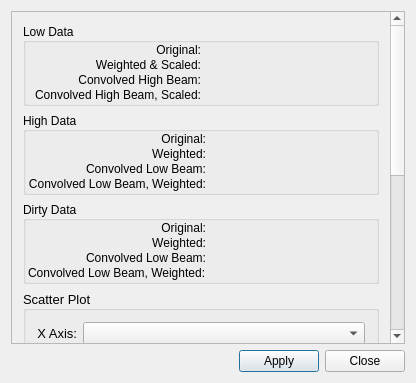
Above: code/guitools/Feather/PreferencesColor.ui from radio-astro/casa before the change. Below: the same form after it.
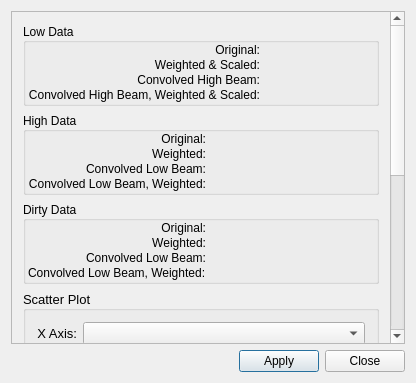
That is the form after the change.

Commit message: New Development: No             JIRA Issue: CAS-5758         Ready for Test: Yes      Interface Changes: No What Interface Changed: Please list interface changes          Test Programs: List test programs   Put in Release Notes: No              Module(s): Feather            Description: Low X High, Scaled -> Low X High, Weighted & Scaled

```diff
--- a/code/guitools/Feather/PreferencesColor.ui
+++ b/code/guitools/Feather/PreferencesColor.ui
@@ -104,7 +104,7 @@
           <item row="3" column="0">
            <widget class="QLabel" name="label_9">
             <property name="text">
-             <string>Convolved High Beam, Scaled:</string>
+             <string>Convolved High Beam, Weighted &amp; Scaled:</string>
             </property>
             <property name="alignment">
              <set>Qt::AlignRight|Qt::AlignTrailing|Qt::AlignVCenter</set>
```
The commit also changes 1 other file.
